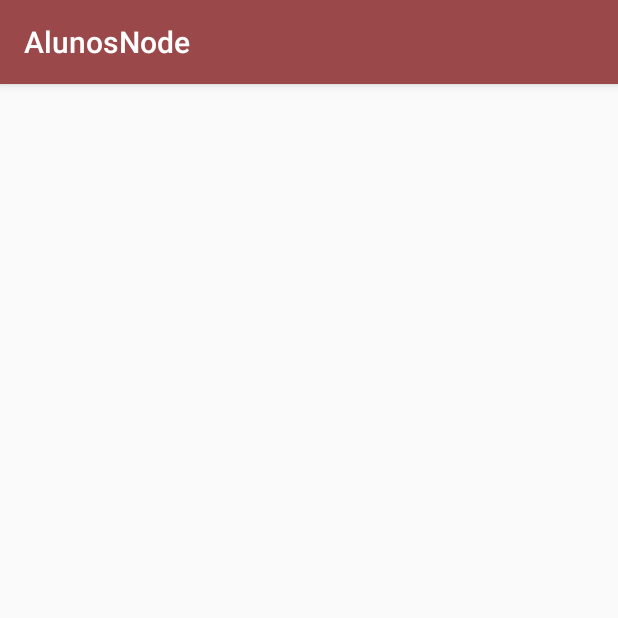
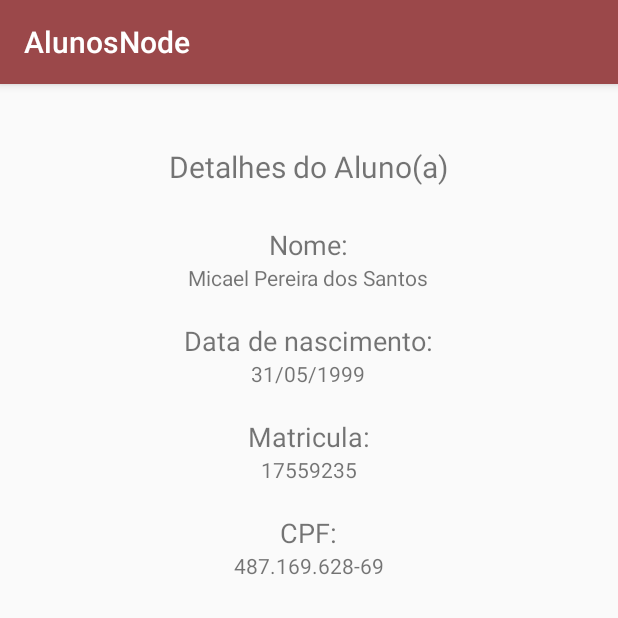
Before and after one commit to miacelPereira/AlunosNode, an Android app: the VisualizarActivity screen opened directly, with no data from a screen before it, on a phone screen of 412 x 824 dp, the top half of it. Run offline under Robolectric (Android 15) with nearby library versions, the phone set to English and light mode, and no system bars.

Commit message:
Adicionada a tela visualizar

```diff
--- a/app/src/main/java/br/com/senaijandira/alunosnode/activity/MainActivity.java
+++ b/app/src/main/java/br/com/senaijandira/alunosnode/activity/MainActivity.java
@@ -39,7 +39,7 @@ public class MainActivity extends AppCompatActivity  implements MainView, Adapte
         listView = findViewById(R.id.listView);
         adapter = new AlunoAdapter(this);
         listView.setAdapter(adapter);
-        listView.setOnClickListener((View.OnClickListener) this);
+        listView.setOnItemClickListener(this);
 
         //Configurando o presenter e carregando os alunos
         presenter = new MainPresenter(this, ServiceFactory.create());
--- a/app/src/main/java/br/com/senaijandira/alunosnode/activity/VisualizarActivity.java
+++ b/app/src/main/java/br/com/senaijandira/alunosnode/activity/VisualizarActivity.java
@@ -2,17 +2,61 @@ package br.com.senaijandira.alunosnode.activity;
 
 import android.os.Bundle;
 import android.support.v7.app.AppCompatActivity;
+import android.util.Log;
+import android.widget.TextView;
+
+import org.w3c.dom.Text;
+
+import java.util.List;
 
 import br.com.senaijandira.alunosnode.R;
+import br.com.senaijandira.alunosnode.model.Aluno;
+import br.com.senaijandira.alunosnode.presenter.VisualizarPresenter;
+import br.com.senaijandira.alunosnode.service.AlunosService;
+import br.com.senaijandira.alunosnode.service.ServiceFactory;
+import br.com.senaijandira.alunosnode.view.VisualizarView;
+import retrofit2.Call;
+import retrofit2.Callback;
+import retrofit2.Response;
+import util.DateUtil;
 
-public class VisualizarActivity extends AppCompatActivity {
+public class VisualizarActivity extends AppCompatActivity implements VisualizarView {
+
+    Aluno aluno;
+    AlunosService service;
+    VisualizarPresenter presenter;
+    DateUtil util;
+    int idAluno;
+
+    TextView txtNomeResult, txtdtNascimentoResult, txtMatriculaResult, txtCpfResult;
 
     @Override
     protected void onCreate(Bundle savedInstanceState) {
         super.onCreate(savedInstanceState);
         setContentView(R.layout.activity_visualizar);
-        int idAluno = getIntent().getIntExtra("idAluno", 0);
+        idAluno = getIntent().getIntExtra("idAluno", 0);
 
+        service = ServiceFactory.create();
+        presenter = new VisualizarPresenter(this, service);
+
+        util = new DateUtil();
+
+        aluno = new Aluno();
+        txtNomeResult = findViewById(R.id.txtNomeResult);
+        txtdtNascimentoResult = findViewById(R.id.txtdtNascimentoResult);
+        txtMatriculaResult = findViewById(R.id.txtMatriculaResult);
+        txtCpfResult = findViewById(R.id.txtCpfResult);
+        presenter.carregarAluno(idAluno);
+
+    }
+
+    @Override
+    public void preencherCampos(Aluno aluno) {
+        //* Setar campos aqui *//
+        txtNomeResult.setText(aluno.getNome());
+        txtdtNascimentoResult.setText(util.convertToString(aluno.getDataNascimento()));
+        txtMatriculaResult.setText(aluno.getMatricula()+"");
+        txtCpfResult.setText(aluno.getCpf());
 
     }
 }
--- a/app/src/main/java/br/com/senaijandira/alunosnode/model/ApiResult.java
+++ b/app/src/main/java/br/com/senaijandira/alunosnode/model/ApiResult.java
@@ -2,8 +2,8 @@ package br.com.senaijandira.alunosnode.model;
 
 public class ApiResult {
 
-    private boolean sucesso;
-    private String msg;
+   boolean sucesso;
+    String msg;
 
     public boolean isSucesso() {
         return sucesso;
--- a/app/src/main/java/br/com/senaijandira/alunosnode/presenter/CadastroPresenter.java
+++ b/app/src/main/java/br/com/senaijandira/alunosnode/presenter/CadastroPresenter.java
@@ -15,7 +15,7 @@ public class CadastroPresenter {
     CadastroView view;
     AlunosService service;
 
-    public CadastroPresenter(Context ctx, AlunosService service) {
+    public CadastroPresenter(CadastroView view, AlunosService service) {
         this.service = service;
         this.view = view;
     }
--- a/app/src/main/java/br/com/senaijandira/alunosnode/presenter/MainPresenter.java
+++ b/app/src/main/java/br/com/senaijandira/alunosnode/presenter/MainPresenter.java
@@ -22,10 +22,7 @@ public class MainPresenter {
     }
 
     public void carregarAlunos() {
-
-        mainView.exibirBarraProgresso(); //Exibindo a barra de progresso que está na mainView
-
-        //Chamando a API
+        mainView.exibirBarraProgresso();
         Call<List<Aluno>> call = service.obterAlunos();
 
         //Executar a chamada da Api
--- /dev/null
+++ b/app/src/main/java/br/com/senaijandira/alunosnode/presenter/VisualizarPresenter.java
@@ -0,0 +1,45 @@
+package br.com.senaijandira.alunosnode.presenter;
+
+
+import android.util.Log;
+
+import java.util.List;
+
+import br.com.senaijandira.alunosnode.model.Aluno;
+import br.com.senaijandira.alunosnode.service.AlunosService;
+import br.com.senaijandira.alunosnode.view.MainView;
+import br.com.senaijandira.alunosnode.view.VisualizarView;
+import retrofit2.Call;
+import retrofit2.Callback;
+import retrofit2.Response;
+
+public class VisualizarPresenter {
+
+    VisualizarView visualizarViewView;
+    AlunosService service;
+    int idAluno;
+
+    public VisualizarPresenter(VisualizarView visualizarViewView, AlunosService service){
+        this.visualizarViewView = visualizarViewView;
+        this.service = service;
+        this.idAluno = idAluno;
+    }
+
+    public void carregarAluno(int idAluno) {
+        Call<Aluno> call = service.obterAlunosPorId(idAluno);
+
+        call.enqueue(new Callback<Aluno>() {
+            @Override
+            public void onResponse(Call<Aluno> call, Response<Aluno> response) {
+                Aluno aluno = response.body();
+                visualizarViewView.preencherCampos(aluno);
+            }
+
+            @Override
+            public void onFailure(Call<Aluno> call, Throwable t) {
+                Log.e("ALUNO", t.getMessage());
+            }
+        });
+
+    }
+}
--- a/app/src/main/java/br/com/senaijandira/alunosnode/service/AlunosService.java
+++ b/app/src/main/java/br/com/senaijandira/alunosnode/service/AlunosService.java
@@ -18,9 +18,9 @@ public interface AlunosService {
     @GET("/alunos") /* Assim como no banco, precisa realizar uma assinatura do método */
     Call<List<Aluno>> obterAlunos(); //Esse método não é void pois vai retornar uma chamda de lista de alunos
 
-    @GET("/aluno/{id}")
+    @GET("/alunos/{id}")
     Call<Aluno> obterAlunosPorId(@Path("id") int id);
 
-    @POST("/aluno/novo")
+    @POST("/alunos/novo")
     Call<ApiResult> cadastrarAluno(@Body Aluno aluno);
 }
--- /dev/null
+++ b/app/src/main/java/br/com/senaijandira/alunosnode/view/VisualizarView.java
@@ -0,0 +1,10 @@
+package br.com.senaijandira.alunosnode.view;
+
+import java.util.List;
+
+import br.com.senaijandira.alunosnode.model.Aluno;
+
+public interface VisualizarView {
+
+    void preencherCampos(Aluno aluno);
+}
--- a/app/src/main/res/layout/activity_visualizar.xml
+++ b/app/src/main/res/layout/activity_visualizar.xml
@@ -1,9 +1,101 @@
 <?xml version="1.0" encoding="utf-8"?>
-<android.support.constraint.ConstraintLayout xmlns:android="http://schemas.android.com/apk/res/android"
+<LinearLayout xmlns:android="http://schemas.android.com/apk/res/android"
     xmlns:app="http://schemas.android.com/apk/res-auto"
     xmlns:tools="http://schemas.android.com/tools"
     android:layout_width="match_parent"
     android:layout_height="match_parent"
-    tools:context=".activity.VisualizarActivity">
-
-</android.support.constraint.ConstraintLayout>
+    tools:context=".activity.VisualizarActivity"
+    android:orientation="vertical"
+    android:layout_gravity="center"
+    android:padding="25dp"
+    >
+    <TextView
+        android:layout_width="wrap_content"
+        android:layout_height="wrap_content"
+        android:text="Detalhes do Aluno(a)"
+        android:padding="16dp"
+        android:layout_gravity="center"
+        android:textSize="20sp"
+        />
+    <LinearLayout
+        android:layout_width="wrap_content"
+        android:layout_height="wrap_content"
+        android:layout_gravity="center"
+        android:gravity="center"
+        android:orientation="vertical"
+        android:padding="10dp">
+        <TextView
+            android:layout_width="wrap_content"
+            android:layout_height="wrap_content"
+            android:text="Nome:"
+            android:textSize="18sp"
+            />
+        <TextView
+            android:layout_width="wrap_content"
+            android:layout_height="wrap_content"
+            android:text="Micael Pereira dos Santos"
+            android:id="@+id/txtNomeResult"
+            />
+    </LinearLayout>
+    <LinearLayout
+        android:layout_width="wrap_content"
+        android:layout_height="wrap_content"
+        android:layout_gravity="center"
+        android:gravity="center"
+        android:orientation="vertical"
+        android:padding="10dp">
+        <TextView
+            android:layout_width="wrap_content"
+            android:layout_height="wrap_content"
+            android:text="Data de nascimento:"
+            android:textSize="18sp"
+            />
+        <TextView
+            android:layout_width="wrap_content"
+            android:layout_height="wrap_content"
+            android:text="31/05/1999"
+            android:id="@+id/txtdtNascimentoResult"
+            />
+    </LinearLayout>
+    <LinearLayout
+        android:layout_width="wrap_content"
+        android:layout_height="wrap_content"
+        android:layout_gravity="center"
+        android:gravity="center"
+        android:orientation="vertical"
+        android:padding="10dp"
+        >
+        <TextView
+            android:layout_width="wrap_content"
+            android:layout_height="wrap_content"
+            android:text="Matricula:"
+            android:textSize="18sp"
+            />
+        <TextView
+            android:layout_width="wrap_content"
+            android:layout_height="wrap_content"
+            android:text="17559235"
+            android:id="@+id/txtMatriculaResult"
+            />
+    </LinearLayout>
+    <LinearLayout
+        android:layout_width="wrap_content"
+        android:layout_height="wrap_content"
+        android:layout_gravity="center"
+        android:gravity="center"
+        android:orientation="vertical"
+        android:padding="10dp">
+        <TextView
+            android:layout_width="wrap_content"
+            android:layout_height="wrap_content"
+            android:text="CPF:"
+            android:textSize="18sp"
+            />
+        <TextView
+            android:layout_width="wrap_content"
+            android:layout_height="wrap_content"
+            android:text="487.169.628-69"
+            android:id="@+id/txtCpfResult"
+            />
+    </LinearLayout>
+</LinearLayout>
```
Also changed, not shown: app/src/main/java/util/DateUtil.java (+9 -1 lines), 2 other files.
